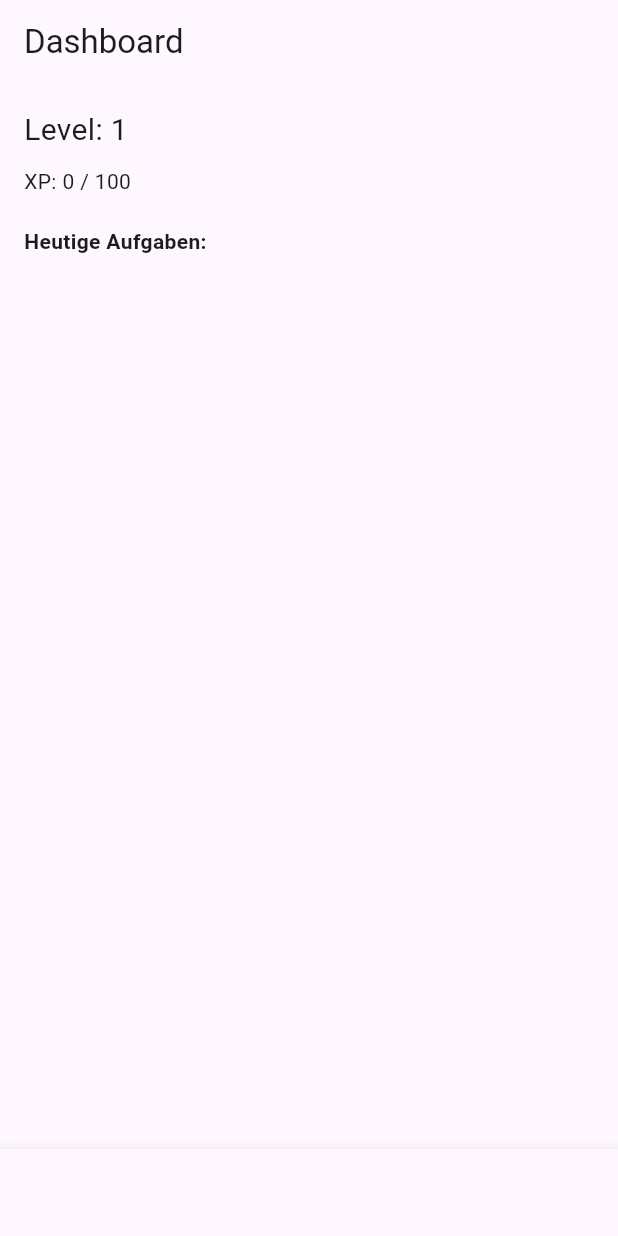
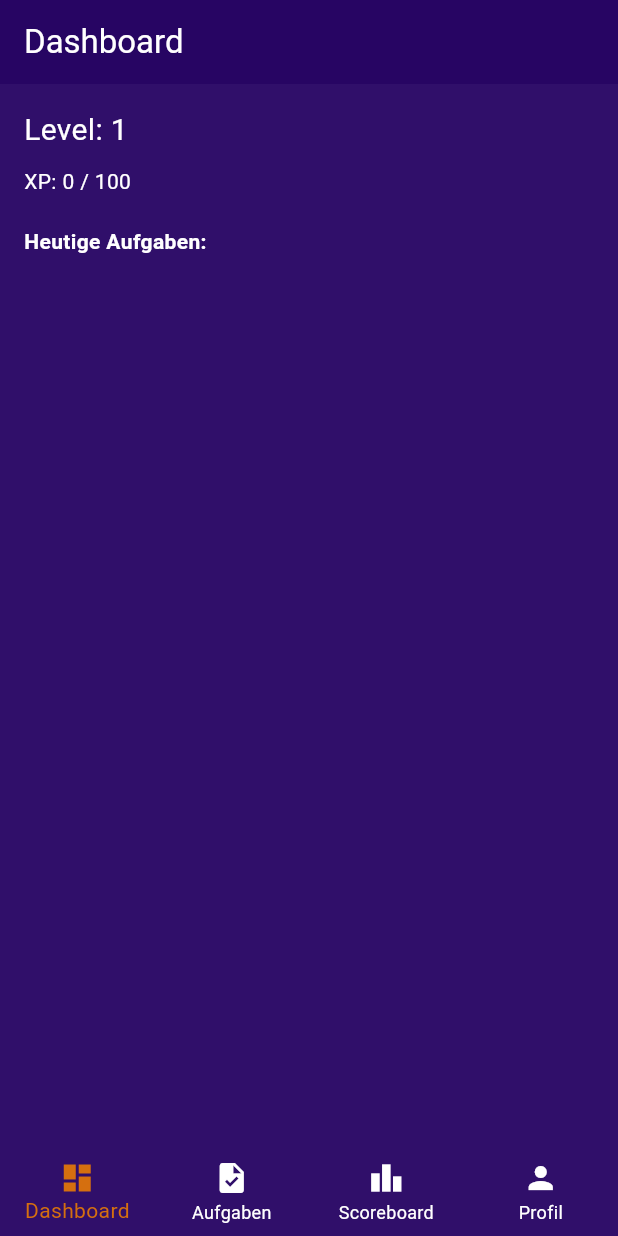
Before and after one commit to Full-Stack-Developement-SS25/Frontend, a Flutter app: the screen it shows after launch, on a phone screen of 412 x 824 dp. Run offline on Flutter 3.47's test engine with Material 3 defaults, Android fonts, the phone set to English and light mode, and no system bars.

Commit message:
Color edit

```diff
--- a/lib/app.dart
+++ /dev/null
@@ -1,19 +0,0 @@
-import 'package:flutter/material.dart';
-import 'screens/dashboard_screen.dart';
-
-void main() {
-  runApp(const MyApp());
-}
-
-class MyApp extends StatelessWidget {
-  const MyApp({super.key});
-
-  @override
-  Widget build(BuildContext context) {
-    return MaterialApp(
-      title: 'PromptMaster',
-      theme: ThemeData(primarySwatch: Colors.purple),
-      home: const DashboardScreen(), // vorerst direkt Dashboard zum Start
-    );
-  }
-}
--- a/lib/main.dart
+++ b/lib/main.dart
@@ -13,7 +13,7 @@ class MyApp extends StatelessWidget {
     return MaterialApp(
       debugShowCheckedModeBanner: false,
       title: 'PromptMaster',
-      theme: ThemeData(primarySwatch: Colors.deepPurple),
+      theme: ThemeData(),
       home: MainNavigation(), // <- wichtig!
     );
   }
--- a/lib/screens/dashboard_screen.dart
+++ b/lib/screens/dashboard_screen.dart
@@ -6,21 +6,32 @@ class DashboardScreen extends StatelessWidget {
   @override
   Widget build(BuildContext context) {
     return Scaffold(
-      appBar: AppBar(title: const Text("Dashboard")),
+      backgroundColor: Color.fromARGB(244, 39, 5, 99), // 💜 DEIN LILA
+      appBar: AppBar(
+        title: const Text("Dashboard"),
+        backgroundColor: Color.fromARGB(244, 39, 5, 99),
+        foregroundColor: Colors.white,
+        elevation: 0,
+      ),
       body: Padding(
         padding: const EdgeInsets.all(16.0),
         child: Column(
           crossAxisAlignment: CrossAxisAlignment.start,
           children: const [
-            Text("Level: 1", style: TextStyle(fontSize: 20)),
+            Text(
+              "Level: 1",
+              style: TextStyle(fontSize: 20, color: Colors.white),
+            ),
             SizedBox(height: 10),
-            Text("XP: 0 / 100"),
+            Text("XP: 0 / 100", style: TextStyle(color: Colors.white)),
             SizedBox(height: 20),
             Text(
               "Heutige Aufgaben:",
-              style: TextStyle(fontWeight: FontWeight.bold),
+              style: TextStyle(
+                fontWeight: FontWeight.bold,
+                color: Colors.white,
+              ),
             ),
-            // Hier später Liste von Aufgaben einfügen
           ],
         ),
       ),
--- a/lib/screens/main_navigation.dart
+++ b/lib/screens/main_navigation.dart
@@ -22,7 +22,19 @@ class _MainNavigationState extends State<MainNavigation> {
   Widget build(BuildContext context) {
     return Scaffold(
       body: _pages[_currentIndex],
-      bottomNavigationBar: BottomNavigationBar(
+      bottomNavigationBar: Container(
+        color: const Color.fromARGB(244, 39, 5, 99), // 💜 DEIN LILA
+        child: BottomNavigationBar(
+          backgroundColor: Colors.transparent,
+          type: BottomNavigationBarType.fixed,
+          elevation: 0,
+          selectedItemColor: const Color.fromARGB(
+            255,
+            213,
+            111,
+            15,
+          ), // 🧡 DEIN ORANGE
+          unselectedItemColor: Colors.white,
           currentIndex: _currentIndex,
           onTap: (index) => setState(() => _currentIndex = index),
           items: const [
@@ -38,6 +50,7 @@ class _MainNavigationState extends State<MainNavigation> {
             BottomNavigationBarItem(icon: Icon(Icons.person), label: "Profil"),
           ],
         ),
+      ),
     );
   }
 }
```
Also changed, not shown: 1 other file. Lines whose indentation alone changed are shown as unchanged.
